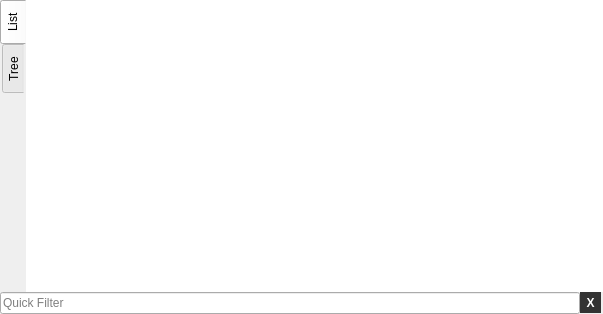
This is src/widgets/FunctionsWidget.ui in rizinorg/cutter as Qt 5 draws it before an edit. The edited form follows.
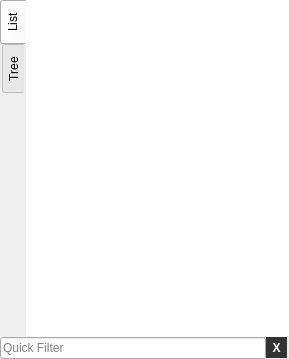
This is the edited form.

Commit message:
Default Layout (#84)
* Basic default layout
* Workaround to set default widths for QDockWidgets
* AStyle

Patch:
```diff
--- a/src/widgets/FunctionsWidget.ui
+++ b/src/widgets/FunctionsWidget.ui
@@ -6,8 +6,8 @@
    <rect>
     <x>0</x>
     <y>0</y>
-    <width>603</width>
-    <height>314</height>
+    <width>289</width>
+    <height>359</height>
    </rect>
   </property>
   <property name="styleSheet">
@@ -17,6 +17,18 @@
    <string notr="true">Functions</string>
   </property>
   <widget class="QWidget" name="dockWidgetContents">
+   <property name="sizePolicy">
+    <sizepolicy hsizetype="Preferred" vsizetype="Preferred">
+     <horstretch>1</horstretch>
+     <verstretch>0</verstretch>
+    </sizepolicy>
+   </property>
+   <property name="minimumSize">
+    <size>
+     <width>200</width>
+     <height>0</height>
+    </size>
+   </property>
    <layout class="QVBoxLayout" name="verticalLayout">
     <property name="spacing">
      <number>0</number>
@@ -35,6 +47,12 @@
     </property>
     <item>
      <widget class="QTabWidget" name="tabWidget">
+      <property name="sizePolicy">
+       <sizepolicy hsizetype="Preferred" vsizetype="Expanding">
+        <horstretch>0</horstretch>
+        <verstretch>0</verstretch>
+       </sizepolicy>
+      </property>
       <property name="styleSheet">
        <string notr="true">QTabWidget::pane { /* The tab widget frame */
 border-top: 0px;
@@ -47,6 +65,12 @@
        <number>0</number>
       </property>
       <widget class="QWidget" name="tab">
+       <property name="sizePolicy">
+        <sizepolicy hsizetype="Preferred" vsizetype="Preferred">
+         <horstretch>0</horstretch>
+         <verstretch>0</verstretch>
+        </sizepolicy>
+       </property>
        <attribute name="title">
         <string>List</string>
        </attribute>
@@ -68,6 +92,12 @@
         </property>
         <item>
          <widget class="QTreeView" name="functionsTreeView">
+          <property name="sizePolicy">
+           <sizepolicy hsizetype="Ignored" vsizetype="Expanding">
+            <horstretch>0</horstretch>
+            <verstretch>0</verstretch>
+           </sizepolicy>
+          </property>
           <property name="contextMenuPolicy">
            <enum>Qt::CustomContextMenu</enum>
           </property>
@@ -196,11 +226,20 @@
       <property name="spacing">
        <number>0</number>
       </property>
+      <property name="sizeConstraint">
+       <enum>QLayout::SetNoConstraint</enum>
+      </property>
       <property name="rightMargin">
        <number>2</number>
       </property>
       <item>
        <widget class="QLineEdit" name="filterLineEdit">
+        <property name="sizePolicy">
+         <sizepolicy hsizetype="Ignored" vsizetype="Fixed">
+          <horstretch>0</horstretch>
+          <verstretch>0</verstretch>
+         </sizepolicy>
+        </property>
         <property name="placeholderText">
          <string>Quick Filter</string>
         </property>
```
Left out of the diff: 12 changed lines with no effect on the pictures. The commit also changes 13 other files.
